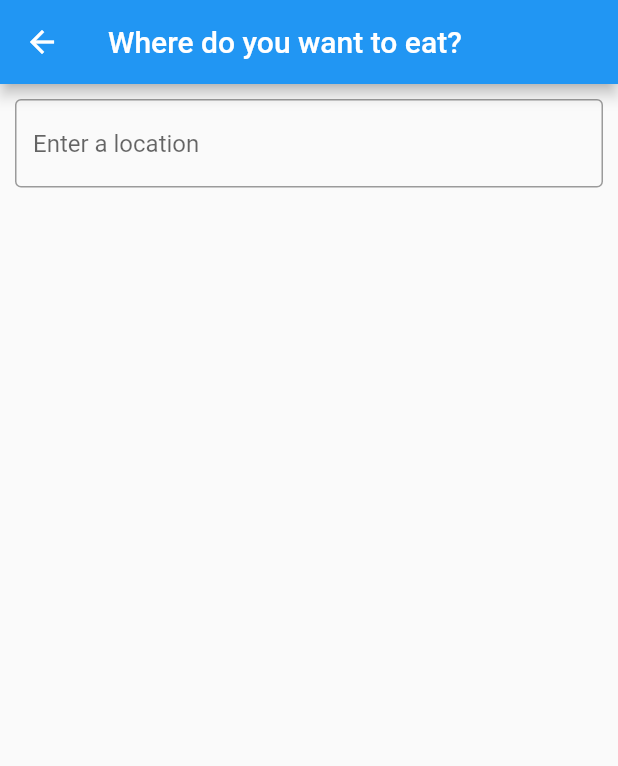
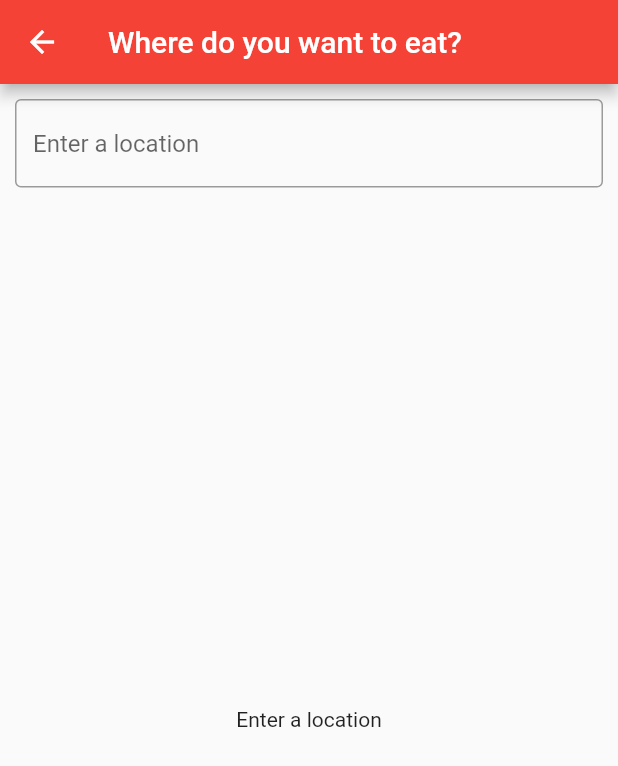
Before and after one commit to darryllaeria/bloc_flutter, a Flutter app: the LocationView screen opened directly, on a phone screen of 412 x 824 dp. Shown: the top 766 px of the screen. Run offline on Flutter 3.47's test engine with Material 2 defaults, Android fonts, the phone set to English and light mode, and no system bars.

Commit message:
Complete basic UI look, continue with first BLoC

```diff
--- a/lib/ui/location_view.dart
+++ b/lib/ui/location_view.dart
@@ -13,12 +13,17 @@ class LocationView extends StatelessWidget {
             padding: const EdgeInsets.all(10.0),
             child: TextField(
               decoration: InputDecoration(
-                border: OutlineInputBorder(),
-                hintText: S.of(context).locationHint),
-              ),
+                  border: OutlineInputBorder(),
+                  hintText: S.of(context).locationHint),
             ),
-        ],
+          ),
+          Expanded(child: _buildResults()),
+          ],
       ),
     );
   }
+
+  Widget _buildResults() {
+    return Center(child: Text(S.current.locationHint));
+  }
 }
```
Also changed, not shown: lib/main.dart (+6 -1 lines), lib/ui/main_view.dart (added, +9 -0 lines).
